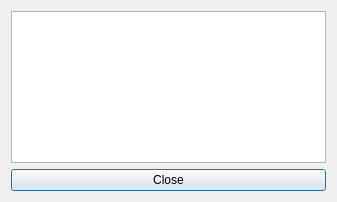
Old version of the form ui/about.ui in the repository palaeoware/SPIERS.
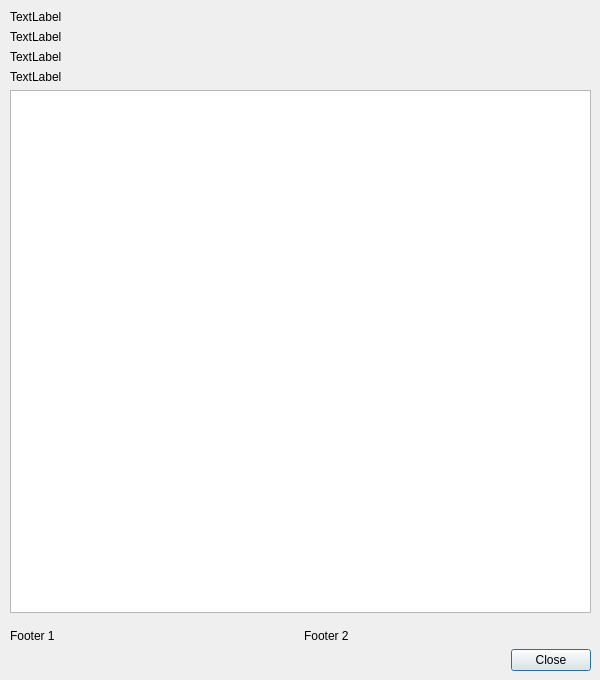
New version of the form.

Commit message: About now works

The edit to the form file:
```diff
--- a/ui/about.ui
+++ b/ui/about.ui
@@ -6,29 +6,103 @@
    <rect>
     <x>0</x>
     <y>0</y>
-    <width>337</width>
-    <height>202</height>
+    <width>600</width>
+    <height>680</height>
    </rect>
   </property>
   <property name="windowTitle">
    <string>SPIERSedit 2.2</string>
   </property>
-  <layout class="QVBoxLayout" name="verticalLayout">
-   <item>
-    <widget class="QTextBrowser" name="textBrowser">
-     <property name="textInteractionFlags">
-      <set>Qt::NoTextInteraction</set>
-     </property>
-    </widget>
-   </item>
-   <item>
-    <widget class="QPushButton" name="pushButton">
-     <property name="text">
-      <string>Close</string>
-     </property>
-    </widget>
-   </item>
-  </layout>
+  <widget class="QWidget" name="layoutWidget">
+   <property name="geometry">
+    <rect>
+     <x>10</x>
+     <y>10</y>
+     <width>581</width>
+     <height>661</height>
+    </rect>
+   </property>
+   <layout class="QVBoxLayout" name="verticalLayout">
+    <item>
+     <widget class="QLabel" name="header">
+      <property name="text">
+       <string>TextLabel</string>
+      </property>
+     </widget>
+    </item>
+    <item>
+     <widget class="QLabel" name="textLabel_1">
+      <property name="text">
+       <string>TextLabel</string>
+      </property>
+     </widget>
+    </item>
+    <item>
+     <widget class="QLabel" name="textLabel_2">
+      <property name="text">
+       <string>TextLabel</string>
+      </property>
+     </widget>
+    </item>
+    <item>
+     <widget class="QLabel" name="textLabel_3">
+      <property name="text">
+       <string>TextLabel</string>
+      </property>
+     </widget>
+    </item>
+    <item>
+     <widget class="QTextBrowser" name="textBrowser">
+      <property name="cursor" stdset="0">
+       <cursorShape>ArrowCursor</cursorShape>
+      </property>
+      <property name="acceptDrops">
+       <bool>false</bool>
+      </property>
+      <property name="horizontalScrollBarPolicy">
+       <enum>Qt::ScrollBarAlwaysOff</enum>
+      </property>
+      <property name="overwriteMode">
+       <bool>false</bool>
+      </property>
+     </widget>
+    </item>
+    <item>
+     <layout class="QHBoxLayout" name="horizontalLayout">
+      <property name="leftMargin">
+       <number>0</number>
+      </property>
+      <property name="topMargin">
+       <number>10</number>
+      </property>
+      <item>
+       <widget class="QLabel" name="footer1">
+        <property name="text">
+         <string>Footer 1</string>
+        </property>
+       </widget>
+      </item>
+      <item>
+       <widget class="QLabel" name="footer2">
+        <property name="text">
+         <string>Footer 2</string>
+        </property>
+       </widget>
+      </item>
+     </layout>
+    </item>
+    <item>
+     <widget class="QDialogButtonBox" name="buttonBox">
+      <property name="orientation">
+       <enum>Qt::Horizontal</enum>
+      </property>
+      <property name="standardButtons">
+       <set>QDialogButtonBox::Close</set>
+      </property>
+     </widget>
+    </item>
+   </layout>
+  </widget>
  </widget>
  <resources/>
  <connections/>
```
Left out of the diff: 41 changed lines with no effect on the pictures. The commit also changes 2 other files.
